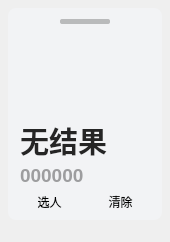
First picture: the form in ui/widget.ui, repository xuanxuan1231/RandPicker, before the edit.
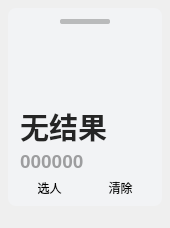
Second picture: the form after the edit. Custom widgets are drawn as their Qt base class.

Commit message: refactor: 使用 AvatarWidget 显示头像

What changed in the file:
```diff
--- a/ui/widget.ui
+++ b/ui/widget.ui
@@ -104,11 +104,38 @@
        </layout>
       </item>
       <item>
-       <widget class="QLabel" name="avatar">
+       <spacer name="verticalSpacer">
+        <property name="orientation">
+         <enum>Qt::Vertical</enum>
+        </property>
+        <property name="sizeType">
+         <enum>QSizePolicy::Fixed</enum>
+        </property>
+        <property name="sizeHint" stdset="0">
+         <size>
+          <width>20</width>
+          <height>1</height>
+         </size>
+        </property>
+       </spacer>
+      </item>
+      <item>
+       <layout class="QVBoxLayout" name="verticalLayout_2">
+        <property name="leftMargin">
+         <number>3</number>
+        </property>
+        <item>
+         <widget class="AvatarWidget" name="avatar">
+          <property name="sizePolicy">
+           <sizepolicy hsizetype="Preferred" vsizetype="Expanding">
+            <horstretch>0</horstretch>
+            <verstretch>0</verstretch>
+           </sizepolicy>
+          </property>
         <property name="minimumSize">
          <size>
-          <width>80</width>
-          <height>80</height>
+            <width>0</width>
+            <height>0</height>
          </size>
         </property>
         <property name="maximumSize">
@@ -124,13 +151,10 @@
        </widget>
       </item>
       <item>
-       <layout class="QVBoxLayout" name="verticalLayout_2">
+         <layout class="QVBoxLayout" name="verticalLayout_4">
         <property name="spacing">
          <number>2</number>
         </property>
-        <property name="leftMargin">
-         <number>3</number>
-        </property>
         <item>
          <widget class="QLabel" name="name">
           <property name="font">
@@ -171,10 +195,12 @@
         </item>
        </layout>
       </item>
+       </layout>
+      </item>
       <item>
        <layout class="QHBoxLayout" name="horizontalLayout">
         <item>
-         <widget class="PushButton" name="btn">
+         <widget class="PrimaryPushButton" name="btn">
           <property name="text">
            <string>选人</string>
           </property>
@@ -200,6 +226,21 @@
    <extends>QPushButton</extends>
    <header>qfluentwidgets</header>
   </customwidget>
+  <customwidget>
+   <class>ImageLabel</class>
+   <extends>QLabel</extends>
+   <header>qfluentwidgets</header>
+  </customwidget>
+  <customwidget>
+   <class>AvatarWidget</class>
+   <extends>ImageLabel</extends>
+   <header>qfluentwidgets</header>
+  </customwidget>
+  <customwidget>
+   <class>PrimaryPushButton</class>
+   <extends>QPushButton</extends>
+   <header>qfluentwidgets</header>
+  </customwidget>
  </customwidgets>
  <resources/>
  <connections/>
```
Lines whose indentation alone changed are shown as unchanged. The commit also changes 5 other files.
